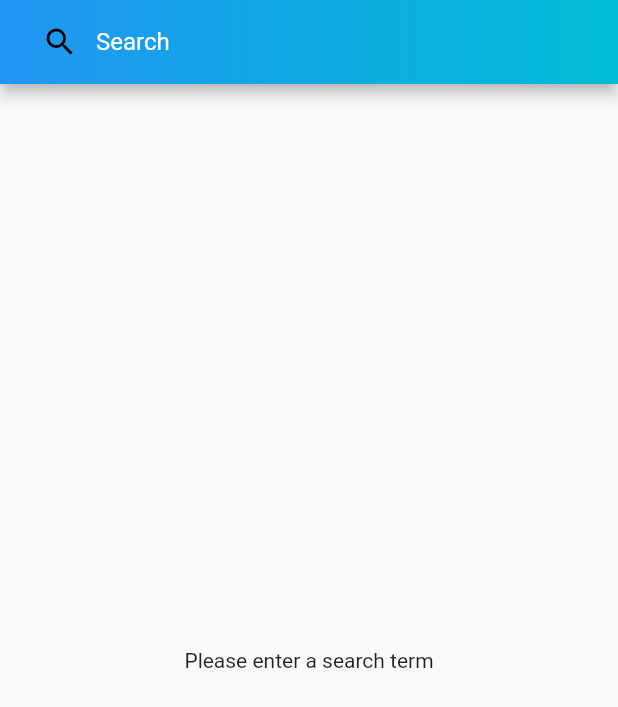
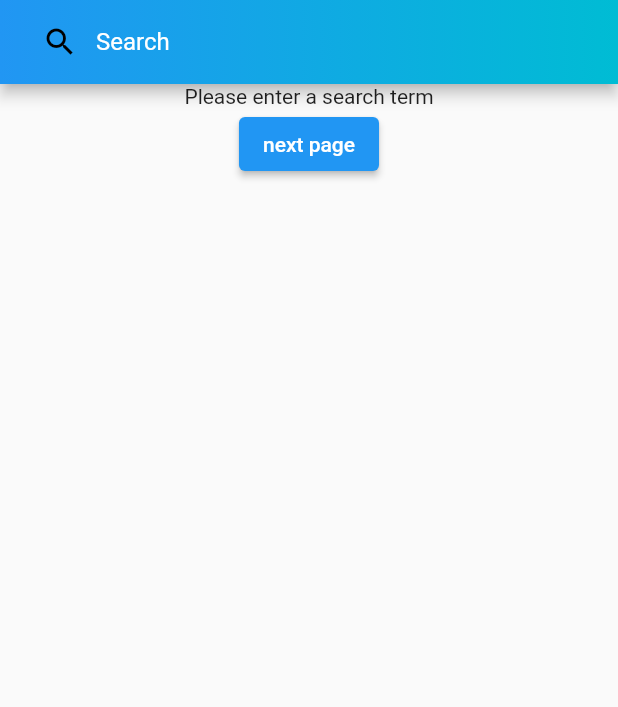
Before and after one commit to YojiroMotoba/flutter_github_search, a Flutter app: the screen it shows after launch, on a phone screen of 412 x 824 dp. Shown: the top 707 px of the screen. Run offline on Flutter 3.47's test engine with Material 2 defaults, Android fonts, the phone set to English and light mode, and no system bars; our stand-ins replace cached_network_image, dio, flutter_cache_manager, flutter_riverpod, freezed_annotation, go_router and 1 more; generated files the repository leaves out were written again.

Commit message:
一旦コミット

```diff
--- a/lib/di.dart
+++ b/lib/di.dart
@@ -1,3 +1,4 @@
+import 'package:flutter/material.dart';
 import 'package:flutter_github_search/data/api/dao/github/search_dao.dart';
 import 'package:flutter_github_search/data/repository/search_repository.dart';
 import 'package:flutter_riverpod/flutter_riverpod.dart';
@@ -5,6 +6,8 @@ import 'package:flutter_riverpod/flutter_riverpod.dart';
 final searchRepository =
     Provider<SearchRepository>((_) => throw UnimplementedError());
 
+final uniqueKeyProvider = Provider<Key>((_) => throw UnimplementedError());
+
 final overrides = [
   searchRepository.overrideWith(
     (ref) => ref.watch(Provider((ref) => SearchDao())),
--- a/lib/presentation/page/github_search_page.dart
+++ b/lib/presentation/page/github_search_page.dart
@@ -6,7 +6,9 @@ import 'package:url_launcher/url_launcher.dart';
 
 import './../widgets/search_bar.dart' as search_bar;
 import '../../data/model/github/search_repository_item_model.dart';
+import '../../di.dart';
 import '../../image_cache_manager.dart';
+import '../router.dart';
 
 class GithubSearchPage extends ConsumerWidget {
   const GithubSearchPage({super.key});
@@ -16,7 +18,8 @@ class GithubSearchPage extends ConsumerWidget {
     return Scaffold(
       appBar: search_bar.SearchBar(
         onSubmitted: (String query) {
-          final notifier = ref.read(githubSearchPageState.notifier);
+          final notifier = ref.read(
+              githubSearchPageState(ref.read(uniqueKeyProvider)).notifier);
           notifier.state = notifier.state.copyWith(query: query);
         },
       ),
@@ -30,16 +33,27 @@ class _Body extends ConsumerWidget {
 
   @override
   Widget build(BuildContext context, WidgetRef ref) {
-    final query =
-        ref.watch(githubSearchPageState.select((value) => value.query));
+    final query = ref.watch(githubSearchPageState(ref.read(uniqueKeyProvider))
+        .select((value) => value.query));
     if (query.isEmpty) {
-      return const Center(
-        child: Text('Please enter a search term'),
+      return Column(
+        children: [
+          const Center(
+            child: Text('Please enter a search term'),
+          ),
+          ElevatedButton(
+            onPressed: () {
+              const GithubSearchPageRoute().push(context);
+            },
+            child: const Text('next page'),
+          ),
+        ],
       );
     }
     return ref
         .watch(
           fetchRepositoriesProvider(
+            key: ref.read(uniqueKeyProvider),
             query: query,
             page: 1,
           ),
@@ -63,7 +77,8 @@ class _GithubRepositoryList extends ConsumerWidget {
 
   @override
   Widget build(BuildContext context, WidgetRef ref) {
-    final items = ref.watch(githubSearchPageState
+    final uniqueKey = ref.read(uniqueKeyProvider);
+    final items = ref.watch(githubSearchPageState(uniqueKey)
         .select((value) => value.searchRepositoriesModel.items));
     return ListView.builder(
       itemCount: items.length,
@@ -73,10 +88,11 @@ class _GithubRepositoryList extends ConsumerWidget {
           searchRepositoryItemModel: item,
         );
         if (index == items.length - 1) {
-          final state = ref.read(githubSearchPageState);
+          final state = ref.read(githubSearchPageState(uniqueKey));
           return ref
               .watch(
                 fetchRepositoriesProvider(
+                  key: ref.read(uniqueKeyProvider),
                   query: state.query,
                   page: state.currentPage + 1,
                 ),
--- a/lib/presentation/view_model/github_search_page_view_model.dart
+++ b/lib/presentation/view_model/github_search_page_view_model.dart
@@ -1,3 +1,4 @@
+import 'package:flutter/material.dart';
 import 'package:flutter_github_search/di.dart';
 import 'package:flutter_riverpod/flutter_riverpod.dart';
 import 'package:riverpod_annotation/riverpod_annotation.dart';
@@ -9,6 +10,7 @@ part 'github_search_page_view_model.g.dart';
 @riverpod
 Future<void> fetchRepositories(
   FetchRepositoriesRef ref, {
+  required Key key,
   required String query,
   required int page,
 }) async {
@@ -20,8 +22,8 @@ Future<void> fetchRepositories(
     ref.invalidate(githubSearchPageState);
   }
   final searchRepositoriesModel =
-      ref.read(githubSearchPageState).searchRepositoriesModel;
-  ref.watch(githubSearchPageState.notifier).state = GithubSearchPageState(
+      ref.read(githubSearchPageState(key)).searchRepositoriesModel;
+  ref.watch(githubSearchPageState(key).notifier).state = GithubSearchPageState(
     query: query,
     currentPage: page,
     searchRepositoriesModel: searchRepositoriesModel.copyWith(
@@ -31,5 +33,14 @@ Future<void> fetchRepositories(
   );
 }
 
-final githubSearchPageState =
-    StateProvider((ref) => const GithubSearchPageState());
+// final githubSearchPageState =
+//     StateProvider((ref) => const GithubSearchPageState());
+
+final githubSearchPageState = StateProvider.family<GithubSearchPageState, Key>(
+    (ref, id) => const GithubSearchPageState());
+
+// final githubSearchPageState = StateProvider.family<GithubSearchPageState, Key>(
+//         (ref, key) => throw UnimplementedError());
+
+// final githubSearchPageState = StateProvider.family<GithubSearchPageState, Key>(
+//         (ref, id) => const GithubSearchPageState());
```
Also changed, not shown: lib/presentation/router.dart (+17 -3 lines), lib/presentation/view_model/github_search_page_view_model.g.dart.
